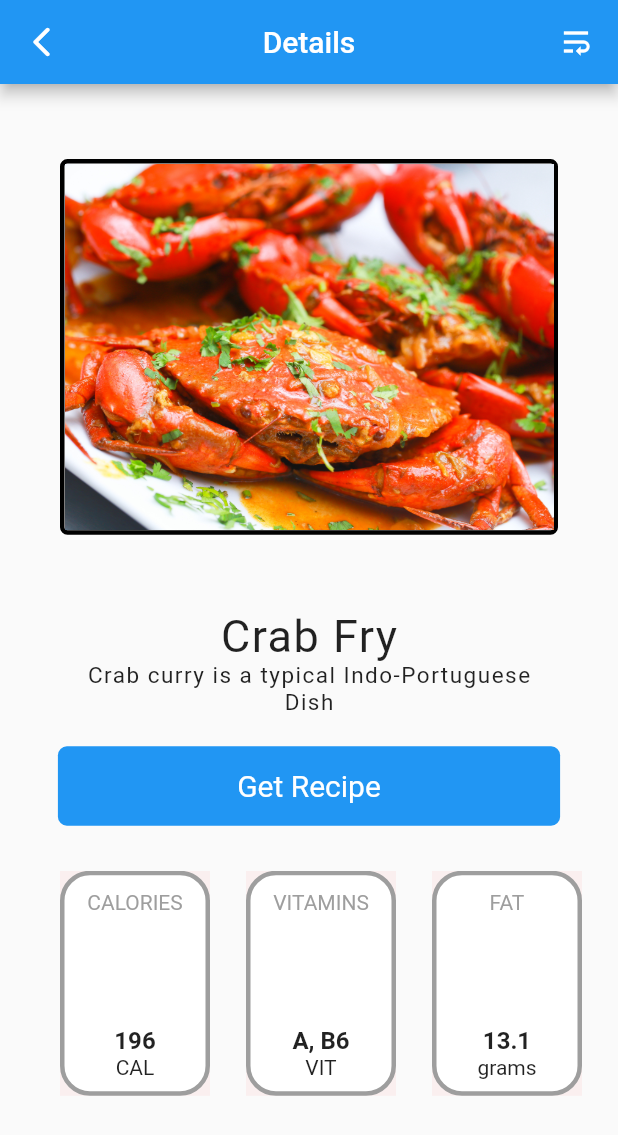
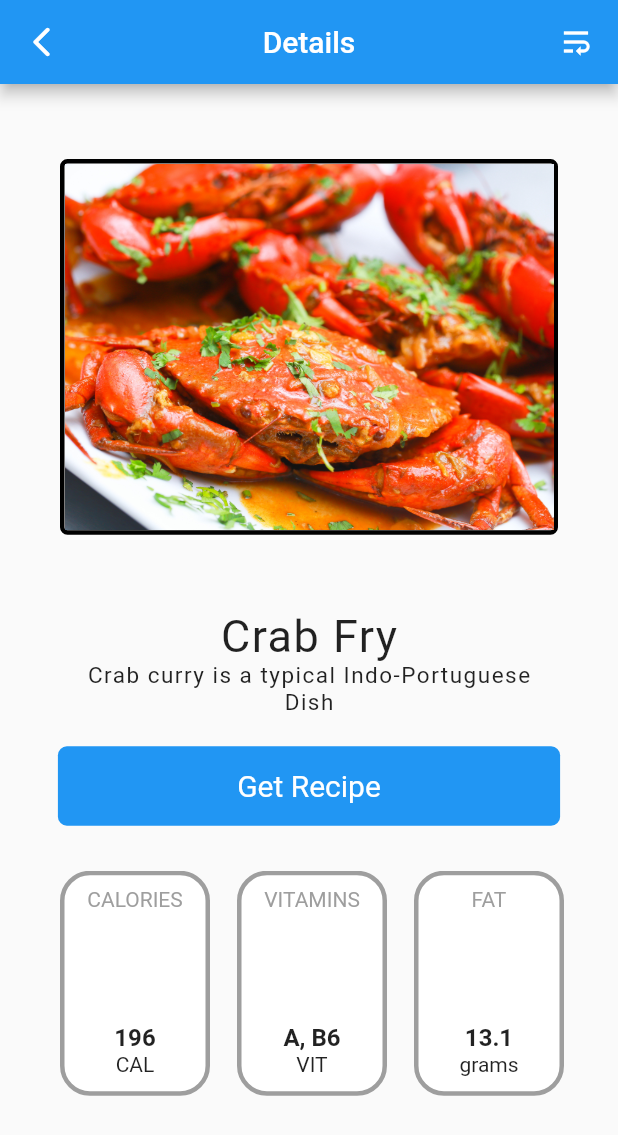
Before and after one commit to AdityaKanikdaley/FlutterPractice, a Flutter app: the screen it shows after launch, on a phone screen of 412 x 824 dp. Shown: the top 1135 px of the screen. Run offline on Flutter 3.47's test engine with Material 2 defaults, Android fonts, the phone set to English and light mode, and no system bars; our stand-ins replace math_expressions.

Commit message:
2nd commit

```diff
--- a/experimantal_2/lib/main.dart
+++ b/experimantal_2/lib/main.dart
@@ -89,18 +89,19 @@ class _State extends State<MyApp> {
 
   _buildListItem(String s, String t, String u) {
     return  Padding(
-      padding: const EdgeInsets.only(left: 4.0, right: 20),
+      padding: const EdgeInsets.only(left: 4.0, right: 14),
       child: Container(
           height: 150.0,
           width: 100.0,
-          color: const Color.fromARGB(12, 243, 6, 6),
+          // decoration: BoxDecoration(color: Colors.white,),
+          // color: const Color.fromARGB(12, 243, 6, 6),
           child: Container(
             decoration: BoxDecoration(
               border: Border.all(color: Colors.grey, width: 3),
               color: Colors.white,
               borderRadius: BorderRadius.all(Radius.circular(20.0),)),
               child: Padding(
-                  padding: const EdgeInsets.fromLTRB(0,10,0,0),
+                  padding: const EdgeInsets.fromLTRB(0,8,0,0),
                   child: Column(children: <Widget>[
                       Text(s, style: TextStyle(color: Colors.grey)),
                       SizedBox(height: 75.0),
```
Also changed, not shown: experimantal_2/screenshot.png (added).
